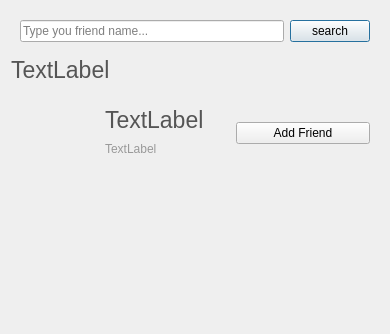
This is E2EEIM-Desktop/addcontact.ui in E2EEIM/E2EEIM as Qt 5 draws it before an edit. The edited form follows.
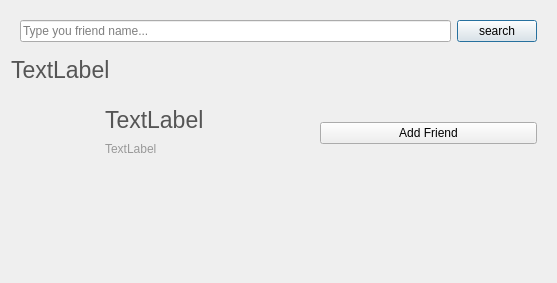
This is the edited form. Icons and pictures are not drawn.

What changed in the file:
```diff
--- a/E2EEIM-Desktop/addcontact.ui
+++ b/E2EEIM-Desktop/addcontact.ui
@@ -6,8 +6,8 @@
    <rect>
     <x>0</x>
     <y>0</y>
-    <width>390</width>
-    <height>334</height>
+    <width>557</width>
+    <height>283</height>
    </rect>
   </property>
   <property name="windowTitle">
```
